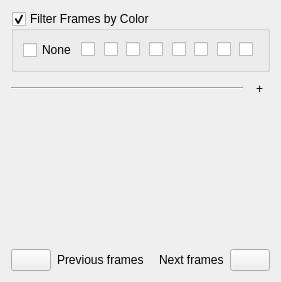
This is plugins/dockers/animation/onion_skins_docker.ui in KDE/krita as Qt 5 draws it before an edit. The edited form follows.
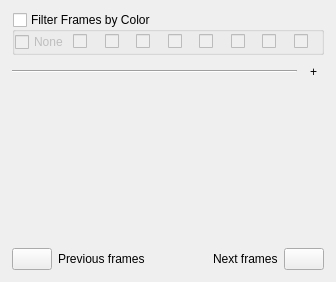
This is the edited form. Custom widgets are drawn as their Qt base class.

Commit message: BUG:407646 Onion skin docker minimum width

Patch:
```diff
--- a/plugins/dockers/animation/onion_skins_docker.ui
+++ b/plugins/dockers/animation/onion_skins_docker.ui
@@ -6,14 +6,31 @@
    <rect>
     <x>0</x>
     <y>0</y>
-    <width>281</width>
+    <width>336</width>
     <height>282</height>
    </rect>
   </property>
+  <property name="font">
+   <font>
+    <kerning>false</kerning>
+   </font>
+  </property>
   <property name="windowTitle">
    <string>Onion skin options</string>
   </property>
   <layout class="QVBoxLayout" name="verticalLayout">
+   <property name="leftMargin">
+    <number>12</number>
+   </property>
+   <property name="topMargin">
+    <number>12</number>
+   </property>
+   <property name="rightMargin">
+    <number>12</number>
+   </property>
+   <property name="bottomMargin">
+    <number>12</number>
+   </property>
    <item>
     <layout class="QVBoxLayout" name="slidersLayout">
      <property name="spacing">
@@ -35,10 +52,25 @@
      <property name="checkable">
       <bool>true</bool>
      </property>
+     <property name="checked">
+      <bool>false</bool>
+     </property>
      <layout class="QHBoxLayout" name="horizontalLayout_3">
       <property name="spacing">
        <number>4</number>
       </property>
+      <property name="leftMargin">
+       <number>0</number>
+      </property>
+      <property name="topMargin">
+       <number>0</number>
+      </property>
+      <property name="rightMargin">
+       <number>0</number>
+      </property>
+      <property name="bottomMargin">
+       <number>0</number>
+      </property>
       <item>
        <widget class="QCheckBox" name="colorFilter0_checkbox">
         <property name="minimumSize">
```
The commit also changes 2 other files.
